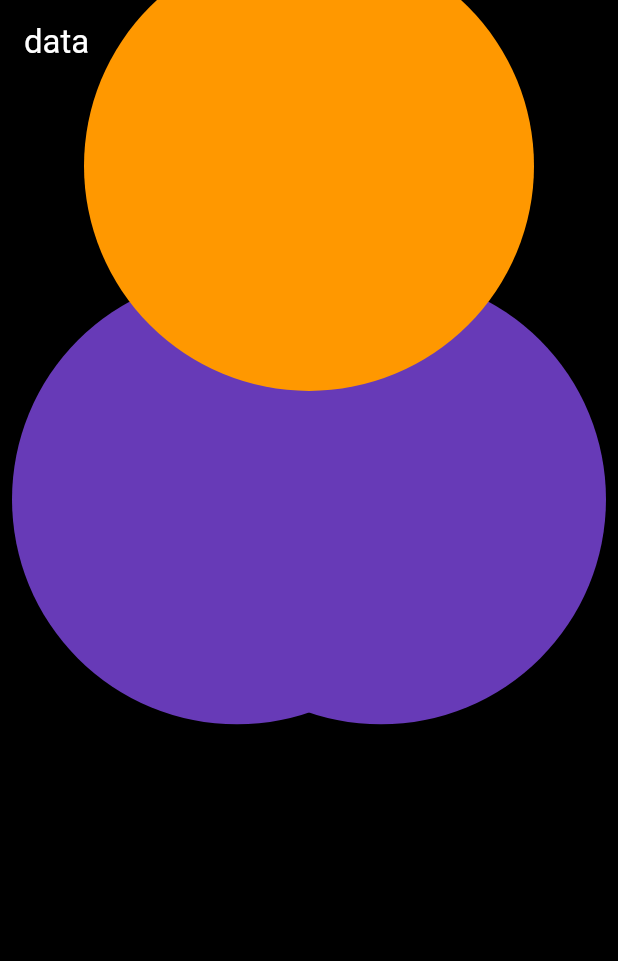
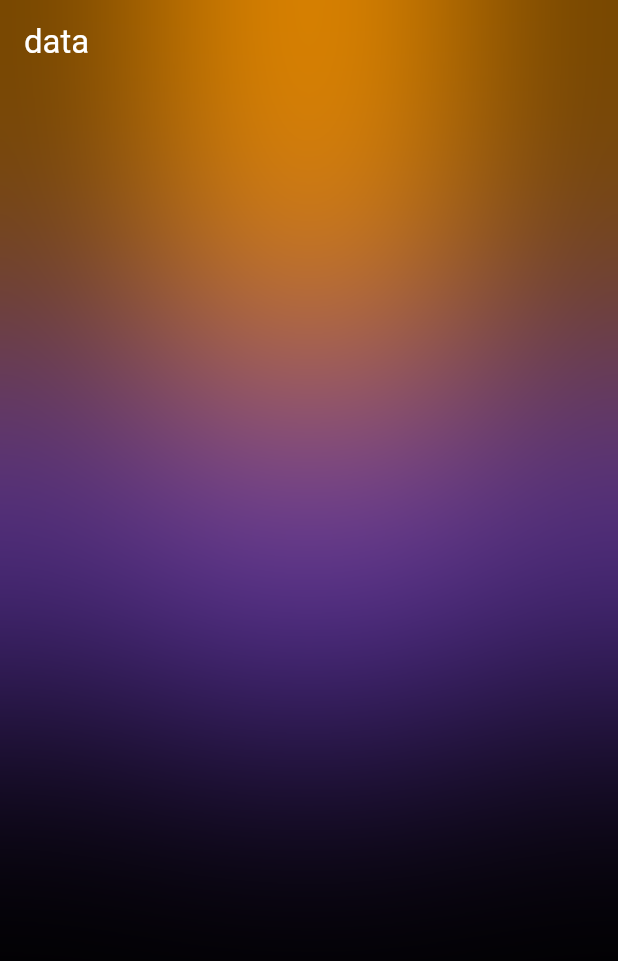
Before and after one commit to MNJTdhr/weather_app, a Flutter app: the screen it shows after launch, on a phone screen of 412 x 824 dp. Shown: the top 961 px of the screen. Run offline on Flutter 3.47's test engine with Material 3 defaults, Android fonts, the phone set to English and light mode, and no system bars; our stand-ins replace bloc, equatable.

```diff
--- a/lib/screens/home_screen.dart
+++ b/lib/screens/home_screen.dart
@@ -1,3 +1,5 @@
+import 'dart:ui';
+
 import 'package:flutter/material.dart';
 import 'package:flutter/services.dart';
 
@@ -45,7 +47,7 @@ class HomeScreen extends StatelessWidget {
                 ),
               ),
               Align(
-                alignment: Alignment(0,-1.2),
+                alignment: Alignment(0, -1.2),
                 child: Container(
                   height: 300,
                   width: 300,
@@ -55,6 +57,12 @@ class HomeScreen extends StatelessWidget {
                   ),
                 ),
               ),
+              BackdropFilter(
+                filter: ImageFilter.blur(sigmaX: 100, sigmaY: 100),
+                child: Container(
+                  decoration: BoxDecoration(color: Colors.transparent),
+                ),
+              ),
             ],
           ),
         ),
```
